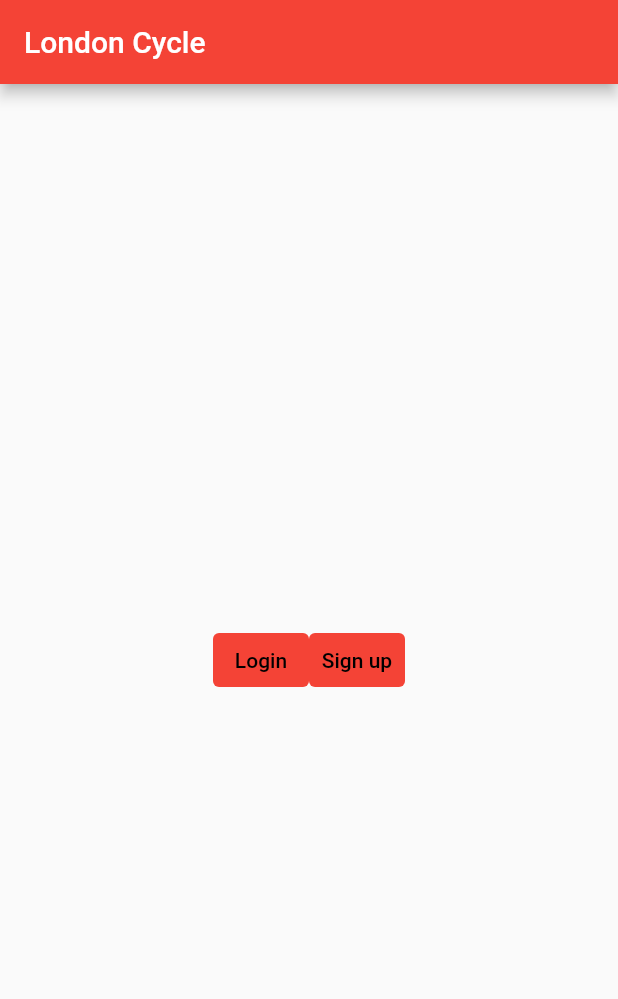
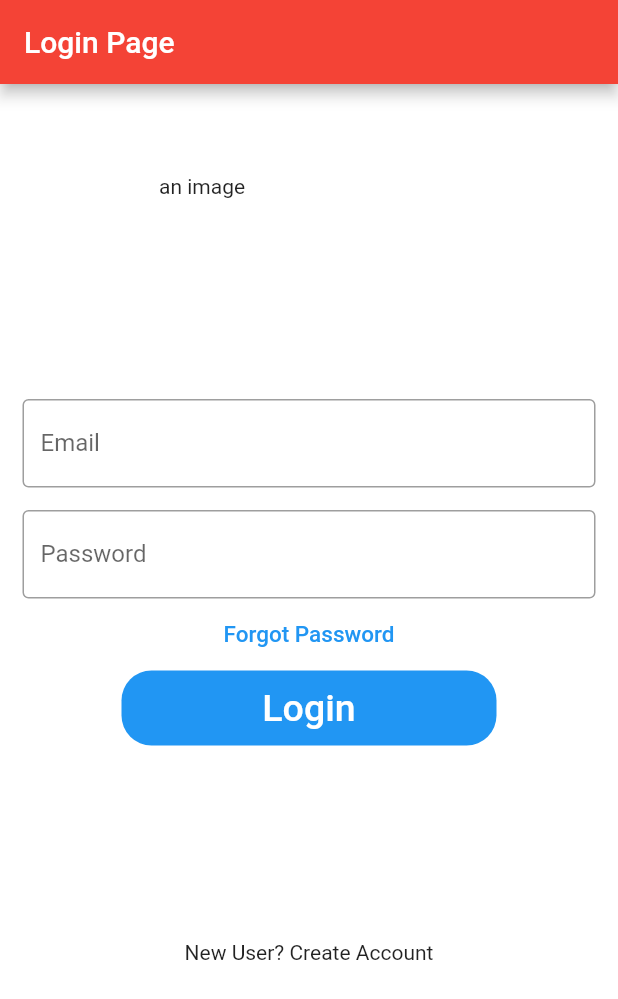
Before and after one commit to Lsfhv/bike-tour-app, a Flutter app: the screen it shows after launch, on a phone screen of 412 x 824 dp. Shown: the top 999 px of the screen. Run offline on Flutter 3.47's test engine with Material 2 defaults, Android fonts, the phone set to English and light mode, and no system bars; our stand-ins replace firebase_core, google_maps_flutter; accounts and stored records are empty.

Commit message:
reworked login page

```diff
--- a/lib/screens/login_screen.dart
+++ b/lib/screens/login_screen.dart
@@ -13,29 +13,77 @@ class _LoginPageState extends State<LoginPage> {
   @override
   Widget build(BuildContext context) {
     return Scaffold(
+      backgroundColor: Colors.white,
       appBar: AppBar(
-        title: Text("London Cycle"),
+        title: Text("Login Page"),
       ),
-      body: Center(
-        child: Row(
-          mainAxisAlignment: MainAxisAlignment.center,
-          children: [
-            TextButton(
-              onPressed: () {},
-              child: Text("Login"),
-              style: TextButton.styleFrom(
-                primary: Colors.black,
-                backgroundColor: Colors.red,
+      body: SingleChildScrollView(
+        child: Column(
+          children: <Widget>[
+            Padding(
+              padding: const EdgeInsets.only(top: 60.0),
+              child: Center(
+                child: Container(
+                  width: 200,
+                  height: 150,
+                  /*decoration: BoxDecoration(
+                        color: Colors.red,
+                        borderRadius: BorderRadius.circular(50.0)),*/
+                  child: Text("an image"),
+                ),
+              ),
+            ),
+            Padding(
+              //padding: const EdgeInsets.only(left:15.0,right: 15.0,top:0,bottom: 0),
+              padding: EdgeInsets.symmetric(horizontal: 15),
+              child: TextField(
+                decoration: InputDecoration(
+                    border: OutlineInputBorder(),
+                    labelText: 'Email',
+                    hintText: 'Enter valid email id as abc@gmail.com'),
+              ),
+            ),
+            Padding(
+              padding: const EdgeInsets.only(
+                  left: 15.0, right: 15.0, top: 15, bottom: 0),
+              //padding: EdgeInsets.symmetric(horizontal: 15),
+              child: TextField(
+                obscureText: true,
+                decoration: InputDecoration(
+                    border: OutlineInputBorder(),
+                    labelText: 'Password',
+                    hintText: 'Enter secure password'),
               ),
             ),
             TextButton(
-              onPressed: () {},
-              child: Text("Sign up"),
-              style: TextButton.styleFrom(
-                primary: Colors.black,
-                backgroundColor: Colors.red,
+              onPressed: () {
+                //TODO FORGOT PASSWORD SCREEN GOES HERE
+              },
+              child: Text(
+                'Forgot Password',
+                style: TextStyle(color: Colors.blue, fontSize: 15),
               ),
-            )
+            ),
+            Container(
+              height: 50,
+              width: 250,
+              decoration: BoxDecoration(
+                  color: Colors.blue, borderRadius: BorderRadius.circular(20)),
+              child: TextButton(
+                onPressed: () {
+                  // Navigator.push(
+                  //     context, MaterialPageRoute(builder: (_) => HomePage()));
+                },
+                child: Text(
+                  'Login',
+                  style: TextStyle(color: Colors.white, fontSize: 25),
+                ),
+              ),
+            ),
+            SizedBox(
+              height: 130,
+            ),
+            Text('New User? Create Account')
           ],
         ),
       ),
```
